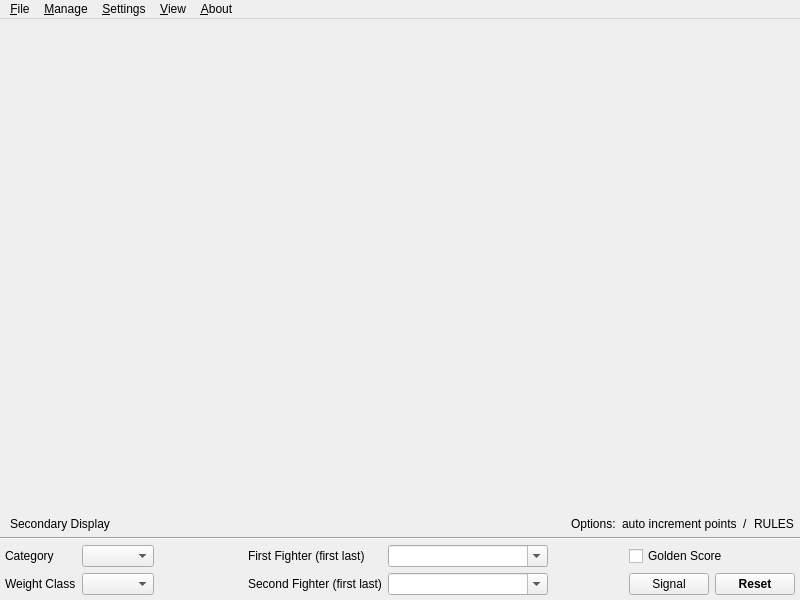
First picture: the form in base/MainWindow.ui, repository fmuecke/Ipponboard, before the edit.
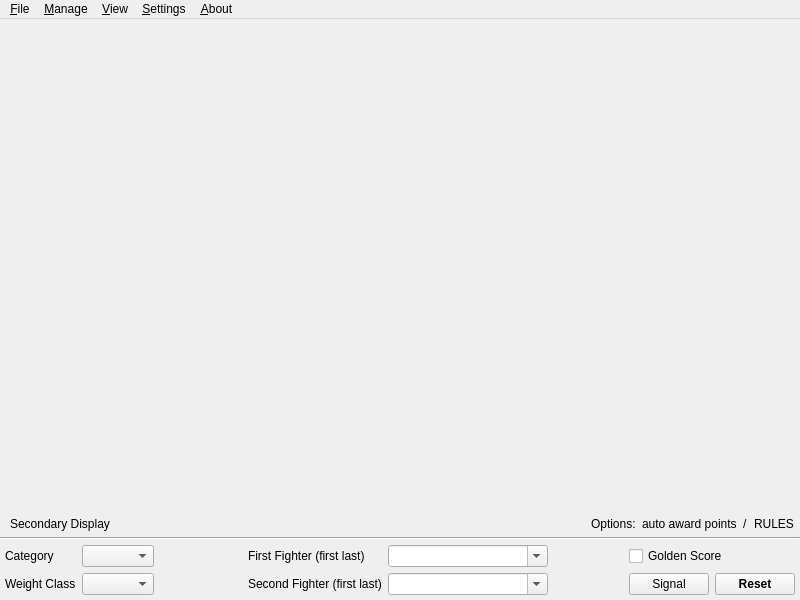
Second picture: the form after the edit. Icons and pictures are not drawn.

```diff
--- a/base/MainWindow.ui
+++ b/base/MainWindow.ui
@@ -188,7 +188,7 @@
          <number>0</number>
         </property>
         <property name="text">
-         <string notr="true">auto increment points</string>
+         <string notr="true">auto award points</string>
         </property>
         <property name="alignment">
          <set>Qt::AlignLeading|Qt::AlignLeft|Qt::AlignVCenter</set>
@@ -489,7 +489,7 @@
      <x>0</x>
      <y>0</y>
      <width>800</width>
-     <height>22</height>
+     <height>33</height>
     </rect>
    </property>
    <widget class="QMenu" name="menu">
@@ -570,8 +570,8 @@
    </widget>
    <addaction name="menu"/>
    <addaction name="menuManage"/>
-   <addaction name="menuSettings"/>
    <addaction name="menuView"/>
+   <addaction name="menuSettings"/>
    <addaction name="menuAbout"/>
   </widget>
   <action name="actionOpen">
```
Left out of the diff: 109 changed lines with no effect on the pictures.
